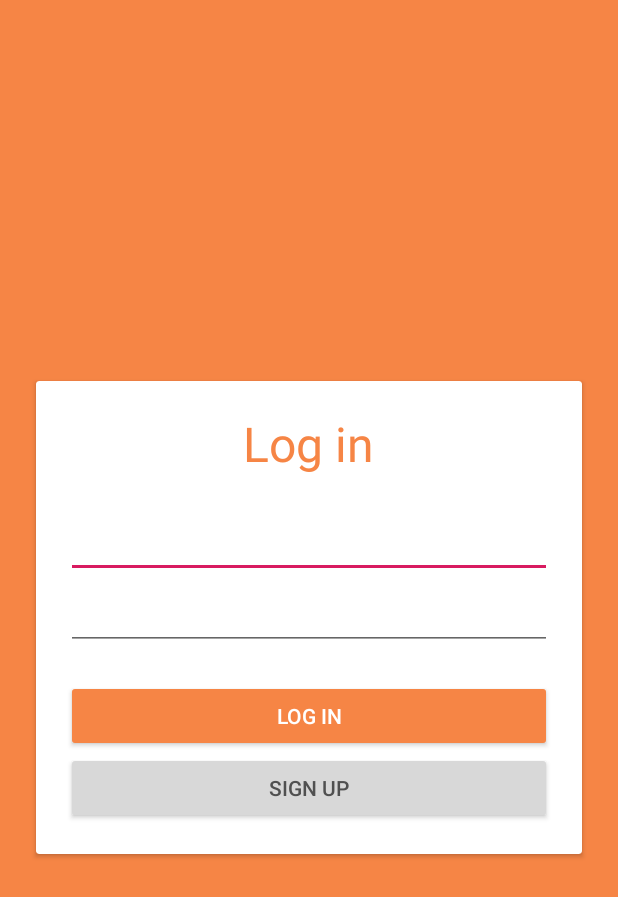
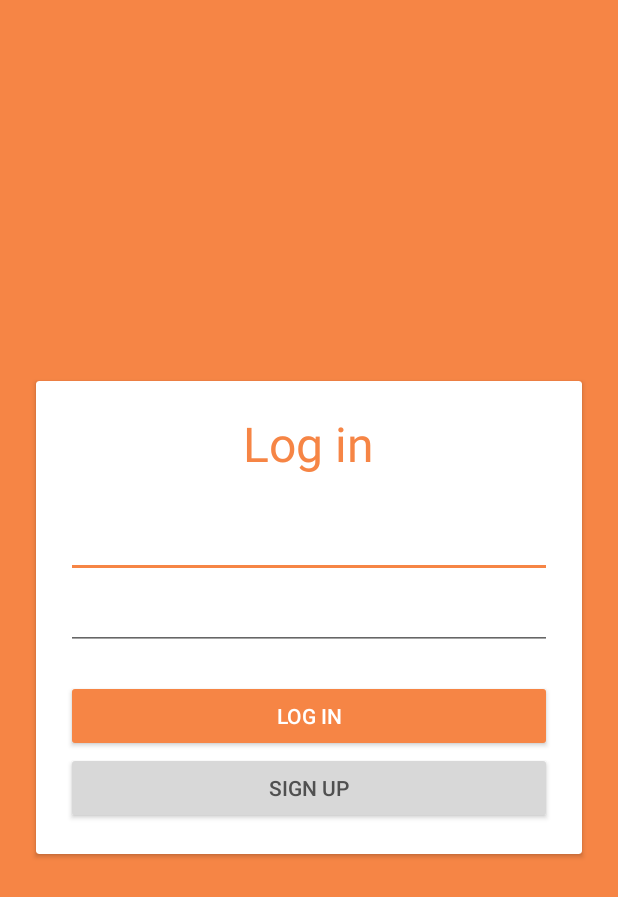
Before and after one commit to Redouane64/Not-Forget, an Android app: the screen it shows after launch (LoginActivity), on a phone screen of 412 x 824 dp. Shown: the top 897 px of the screen. Run offline under Robolectric (Android 15) with nearby library versions, the phone set to English and light mode, and no system bars.

Commit message:
Fix styles and layout

```diff
--- a/app/src/main/AndroidManifest.xml
+++ b/app/src/main/AndroidManifest.xml
@@ -12,10 +12,6 @@
         android:roundIcon="@mipmap/ic_launcher_round"
         android:supportsRtl="true"
         android:theme="@style/SplashScreenTheme">
-        <activity
-            android:name=".MainActivity"
-            android:label="@string/title_activity_main"
-            android:theme="@style/SplashScreenTheme.NoActionBar"></activity>
         <activity android:name=".LoginActivity">
             <intent-filter>
                 <action android:name="android.intent.action.MAIN" />
--- a/app/src/main/res/layout/activity_login.xml
+++ b/app/src/main/res/layout/activity_login.xml
@@ -1,6 +1,5 @@
 <?xml version="1.0" encoding="utf-8"?>
 <RelativeLayout xmlns:android="http://schemas.android.com/apk/res/android"
-    xmlns:app="http://schemas.android.com/apk/res-auto"
     xmlns:tools="http://schemas.android.com/tools"
     android:layout_width="match_parent"
     android:layout_height="match_parent"
--- a/app/src/main/res/values/strings.xml
+++ b/app/src/main/res/values/strings.xml
@@ -4,5 +4,6 @@
     <string name="email_autofill_hint">your e-mail address.</string>
     <string name="sign_in">Sign Up</string>
     <string name="enter_your_login">Enter your login.</string>
-    <string name="login_succeeded">Logged in  successfully.</string>
+    <string name="login_succeeded">Logged in successfully.</string>
+    <string name="logged_in">Logged in.</string>
 </resources>
--- a/app/src/main/res/values/styles.xml
+++ b/app/src/main/res/values/styles.xml
@@ -3,9 +3,9 @@
     <!-- Base application theme. -->
     <style name="AppTheme" parent="Theme.AppCompat.Light.NoActionBar">
         <!-- Customize your theme here. -->
-        <item name="colorPrimary">@color/colorPrimary</item>
-        <item name="colorPrimaryDark">@color/colorPrimaryDark</item>
-        <item name="colorAccent">@color/colorAccent</item>
+        <item name="colorPrimary">@color/white</item>
+        <item name="colorPrimaryDark">@color/dark_grey</item>
+        <item name="colorAccent">@color/main_orange</item>
     </style>
 
     <style name="SplashScreenTheme" parent="Theme.AppCompat.Light.NoActionBar">
```
